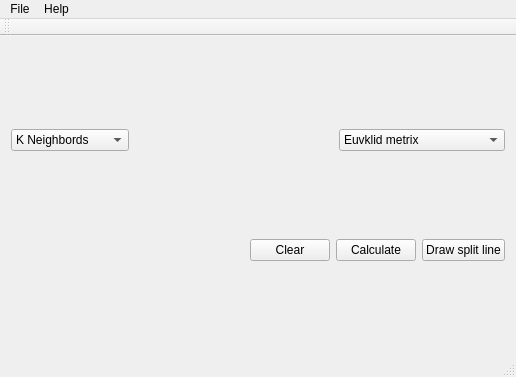
This is mainwindow.ui in IvanFantom/ToD as Qt 5 draws it before an edit. The edited form follows.
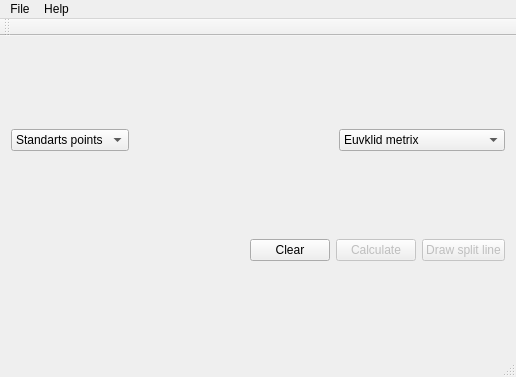
This is the edited form. Icons and pictures are not drawn.

```diff
--- a/mainwindow.ui
+++ b/mainwindow.ui
@@ -41,11 +41,6 @@
           <height>0</height>
          </size>
         </property>
-        <item>
-         <property name="text">
-          <string>K Neighbords</string>
-         </property>
-        </item>
         <item>
          <property name="text">
           <string>Standarts points</string>
@@ -124,6 +119,9 @@
       </item>
       <item>
        <widget class="QPushButton" name="buttonCalculate">
+        <property name="enabled">
+         <bool>false</bool>
+        </property>
         <property name="text">
          <string>Calculate</string>
         </property>
@@ -131,6 +129,9 @@
       </item>
       <item>
        <widget class="QPushButton" name="buttonDraw">
+        <property name="enabled">
+         <bool>false</bool>
+        </property>
         <property name="sizeIncrement">
          <size>
           <width>1</width>
```
Left out of the diff: 12 changed lines with no effect on the pictures.
